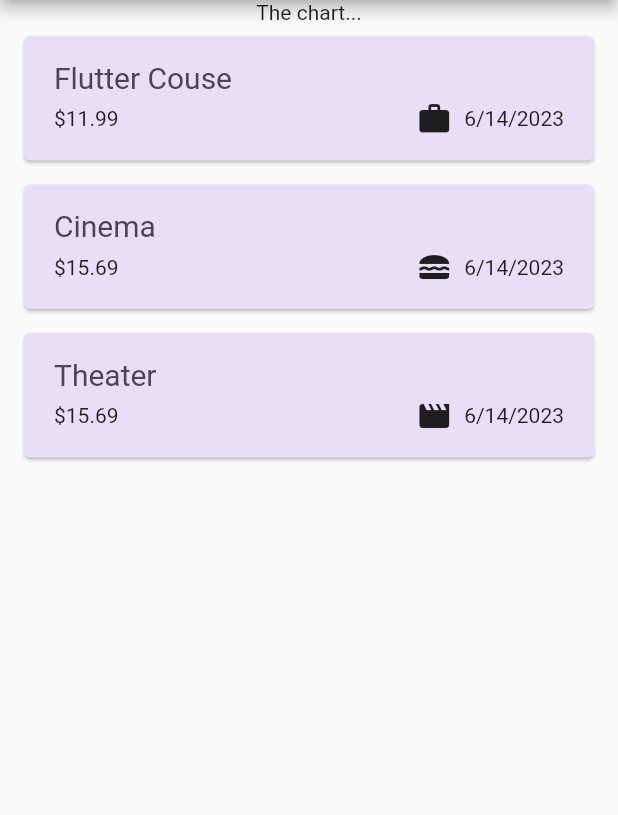
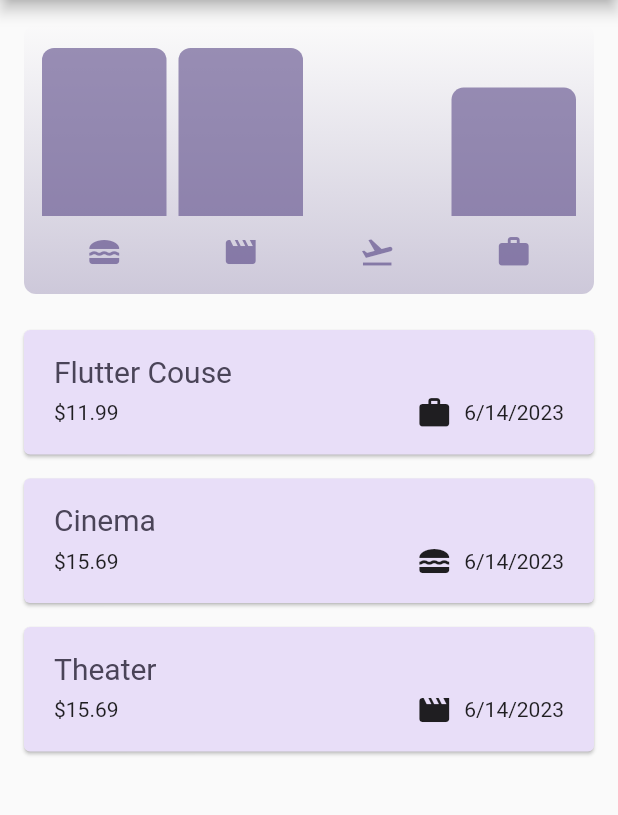
Before and after one commit to kelvinalmeida/Flutter_expense_tracker, a Flutter app: the screen it shows after launch, on a phone screen of 412 x 824 dp, the part 84-899 px from its top. Run offline on Flutter 3.47's test engine with Material 2 defaults, Android fonts, the phone set to English and light mode, and no system bars.

```diff
--- a/lib/models/expense.dart
+++ b/lib/models/expense.dart
@@ -48,7 +48,7 @@ class ExpenseBucket {
   final Category category;
   final List<Expense> expenses;
 
-  double get totalExenses {
+  double get totalExpenses {
     double sum = 0;
 
     for (final expense in expenses) {
--- /dev/null
+++ b/lib/widgets/chart/chart.dart
@@ -0,0 +1,95 @@
+import 'package:flutter/material.dart';
+
+import 'package:expense_tracker/widgets/chart/chart_bar.dart';
+import 'package:expense_tracker/models/expense.dart';
+
+class Chart extends StatelessWidget {
+  const Chart({super.key, required this.expenses});
+
+  final List<Expense> expenses;
+
+  List<ExpenseBucket> get buckets {
+    return [
+      ExpenseBucket.forCategory(expenses, Category.food),
+      ExpenseBucket.forCategory(expenses, Category.leisure),
+      ExpenseBucket.forCategory(expenses, Category.travel),
+      ExpenseBucket.forCategory(expenses, Category.work),
+    ];
+  }
+
+  double get maxTotalExpense {
+    double maxTotalExpense = 0;
+
+    for (final bucket in buckets) {
+      if (bucket.totalExpenses > maxTotalExpense) {
+        maxTotalExpense = bucket.totalExpenses;
+      }
+    }
+
+    return maxTotalExpense;
+  }
+
+  @override
+  Widget build(BuildContext context) {
+    final isDarkMode =
+        MediaQuery.of(context).platformBrightness == Brightness.dark;
+    return Container(
+      margin: const EdgeInsets.all(16),
+      padding: const EdgeInsets.symmetric(
+        vertical: 16,
+        horizontal: 8,
+      ),
+      width: double.infinity,
+      height: 180,
+      decoration: BoxDecoration(
+        borderRadius: BorderRadius.circular(8),
+        gradient: LinearGradient(
+          colors: [
+            Theme.of(context).colorScheme.primary.withOpacity(0.3),
+            Theme.of(context).colorScheme.primary.withOpacity(0.0)
+          ],
+          begin: Alignment.bottomCenter,
+          end: Alignment.topCenter,
+        ),
+      ),
+      child: Column(
+        children: [
+          Expanded(
+            child: Row(
+              crossAxisAlignment: CrossAxisAlignment.end,
+              children: [
+                for (final bucket in buckets) // alternative to map()
+                  ChartBar(
+                    fill: bucket.totalExpenses == 0
+                        ? 0
+                        : bucket.totalExpenses / maxTotalExpense,
+                  )
+              ],
+            ),
+          ),
+          const SizedBox(height: 12),
+          Row(
+            children: buckets
+                .map(
+                  (bucket) => Expanded(
+                    child: Padding(
+                      padding: const EdgeInsets.symmetric(horizontal: 4),
+                      child: Icon(
+                        categoryIcons[bucket.category],
+                        color: isDarkMode
+                            ? Theme.of(context).colorScheme.secondary
+                            : Theme.of(context)
+                                .colorScheme
+                                .primary
+                                .withOpacity(0.7),
+                      ),
+                    ),
+                  ),
+                )
+                .toList(),
+          )
+        ],
+      ),
+    );
+  }
+}
--- /dev/null
+++ b/lib/widgets/chart/chart_bar.dart
@@ -0,0 +1,34 @@
+import 'package:flutter/material.dart';
+
+class ChartBar extends StatelessWidget {
+  const ChartBar({
+    super.key,
+    required this.fill,
+  });
+
+  final double fill;
+
+  @override
+  Widget build(BuildContext context) {
+    final isDarkMode =
+        MediaQuery.of(context).platformBrightness == Brightness.dark;
+    return Expanded(
+      child: Padding(
+        padding: const EdgeInsets.symmetric(horizontal: 4),
+        child: FractionallySizedBox(
+          heightFactor: fill,
+          child: DecoratedBox(
+            decoration: BoxDecoration(
+              shape: BoxShape.rectangle,
+              borderRadius:
+                  const BorderRadius.vertical(top: Radius.circular(8)),
+              color: isDarkMode
+                  ? Theme.of(context).colorScheme.secondary
+                  : Theme.of(context).colorScheme.primary.withOpacity(0.65),
+            ),
+          ),
+        ),
+      ),
+    );
+  }
+}
--- a/lib/widgets/expenses.dart
+++ b/lib/widgets/expenses.dart
@@ -1,5 +1,6 @@
 import 'dart:math';
 
+import 'package:expense_tracker/widgets/chart/chart.dart';
 import 'package:expense_tracker/widgets/expenses/expenses_list.dart';
 import 'package:expense_tracker/models/expense.dart';
 import 'package:expense_tracker/widgets/new_expense.dart';
@@ -67,6 +68,7 @@ class _ExpensesState extends State<Expenses> {
 
   void _openAllExpenseOverlay() {
     showModalBottomSheet(
+      useSafeArea: true,
       isScrollControlled: true,
       context: context,
       builder: (ctx) => NewExpense(
@@ -78,6 +80,11 @@ class _ExpensesState extends State<Expenses> {
 
   @override
   Widget build(BuildContext context) {
+    var width = MediaQuery.of(context).size.width;
+    var height = MediaQuery.of(context).size.height;
+    print(width);
+    print(height);
+
     Widget mainContent = const Center(
       child: Text('No expenses found. Start adding some!'),
     );
@@ -96,10 +103,17 @@ class _ExpensesState extends State<Expenses> {
           icon: const Icon(Icons.add),
         )
       ]),
-      body: Column(children: [
-        const Text('The chart...'),
-        Expanded(child: mainContent),
-      ]),
+      body: width < 600
+          ? Column(children: [
+              Chart(expenses: _registeredExpenses),
+              Expanded(child: mainContent),
+            ])
+          : Row(
+              children: [
+                Expanded(child: Chart(expenses: _registeredExpenses)),
+                Expanded(child: mainContent),
+              ],
+            ),
     );
   }
 }
--- a/lib/widgets/new_expense.dart
+++ b/lib/widgets/new_expense.dart
@@ -82,8 +82,12 @@ class _NewExpenseState extends State<NewExpense> {
 
   @override
   Widget build(BuildContext context) {
-    return Padding(
-      padding: const EdgeInsets.all(16),
+    final keyboardSpace = MediaQuery.of(context).viewInsets.bottom;
+    return SizedBox(
+      height: double.infinity,
+      child: SingleChildScrollView(
+        child: Padding(
+          padding: EdgeInsets.fromLTRB(16, 16, 16, keyboardSpace + 16),
           child: Column(
             children: [
               TextField(
@@ -155,6 +159,8 @@ class _NewExpenseState extends State<NewExpense> {
               ]),
             ],
           ),
+        ),
+      ),
     );
   }
 }
```
Lines whose indentation alone changed are shown as unchanged.
